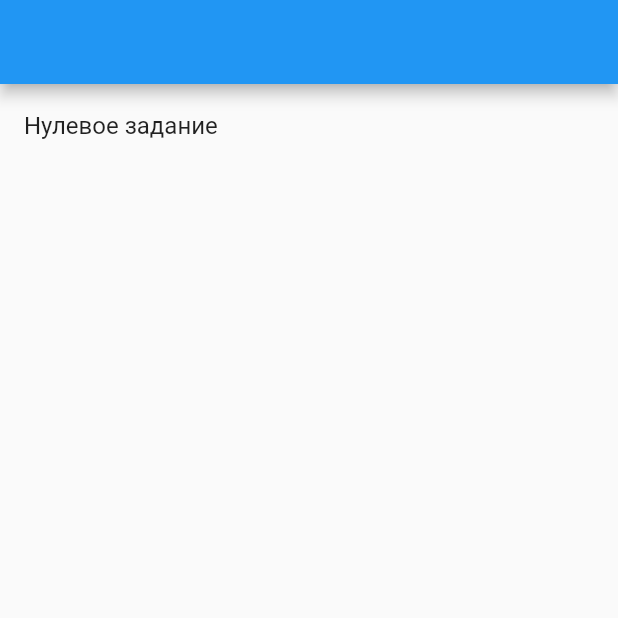
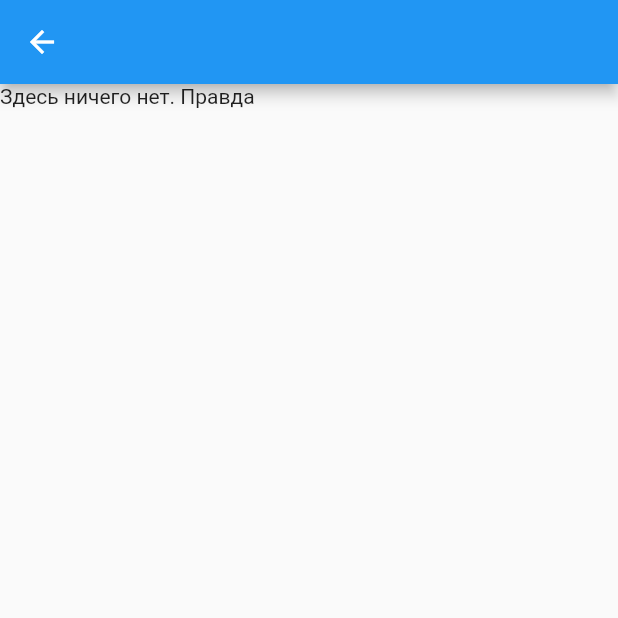
Before and after one commit to EML27/Flutter_ITIS, a Flutter app: the screen it shows after launch, after a tap on "Нулевое задание", on a phone screen of 412 x 824 dp, the top half of it. Run offline on Flutter 3.47's test engine with Material 2 defaults, Android fonts, the phone set to English and light mode, and no system bars.

```diff
--- a/lib/base/domain/entities.dart
+++ b/lib/base/domain/entities.dart
@@ -1,5 +1,6 @@
 class Task {
   final String name;
+  final int taskNumber;
 
-  Task(this.name);
+  Task(this.name, this.taskNumber);
 }
--- a/lib/base/main.dart
+++ b/lib/base/main.dart
@@ -1,6 +1,7 @@
+import 'package:first_flutter_project/base/navigation/AppRouteInformationParser.dart';
+import 'package:first_flutter_project/base/navigation/AppRouterDelegate.dart';
 import 'package:flutter/material.dart';
 import 'domain/entities.dart';
-import 'screens/home.dart';
 
 void main() {
   runApp(MyApp());
@@ -12,8 +13,9 @@ class MyApp extends StatefulWidget {
 }
 
 class _MyAppState extends State<MyApp> {
-  Task? _selectedTask;
-  List<Task> tasks = [Task("Нулевое задание")];
+  AppRouterDelegate _appRouterDelegate = AppRouterDelegate();
+  AppRouteInformationParser _appRouteInformationParser =
+      AppRouteInformationParser();
 
   void initState() {
     super.initState();
@@ -23,27 +25,9 @@ class _MyAppState extends State<MyApp> {
 
   @override
   Widget build(BuildContext context) {
-    return MaterialApp(
-        title: 'Flutter Demo',
-        theme: ThemeData(
-          // This is the theme of your application.
-          //
-          // Try running your application with "flutter run". You'll see the
-          // application has a blue toolbar. Then, without quitting the app, try
-          // changing the primarySwatch below to Colors.green and then invoke
-          // "hot reload" (press "r" in the console where you ran "flutter run",
-          // or simply save your changes to "hot reload" in a Flutter IDE).
-          // Notice that the counter didn't reset back to zero; the application
-          // is not restarted.
-          primarySwatch: Colors.blue,
-        ),
-        home: Navigator(
-          pages: [
-            MaterialPage(
-                key: ValueKey('Home'),
-                child: HomePage(tasks: tasks, onTaskSelected: handleTaskTap))
-          ],
-          onPopPage: (route, result) => route.didPop(result),
-        ));
+    return MaterialApp.router(
+        title: 'Le App',
+        routeInformationParser: _appRouteInformationParser,
+        routerDelegate: _appRouterDelegate);
   }
 }
--- /dev/null
+++ b/lib/base/navigation/AppRouteInformationParser.dart
@@ -0,0 +1,30 @@
+import 'package:first_flutter_project/base/navigation/routes.dart';
+import 'package:flutter/widgets.dart';
+
+class AppRouteInformationParser extends RouteInformationParser<AppRoutePath> {
+  @override
+  Future<AppRoutePath> parseRouteInformation(
+      RouteInformation routeInformation) async {
+    final uri = Uri.parse(routeInformation.location ?? "/");
+    if (uri.pathSegments.length == 2) {
+      switch (uri.pathSegments[1]) {
+        case "zero":
+          return AppRoutePath.zero();
+        case "chat":
+          return AppRoutePath.chat();
+      }
+    }
+    return AppRoutePath.home();
+  }
+
+  @override
+  RouteInformation restoreRouteInformation(AppRoutePath path) {
+    switch (path.id) {
+      case 0:
+        return RouteInformation(location: "/zero");
+      case 1:
+        return RouteInformation(location: "/chat");
+    }
+    return RouteInformation(location: "/");
+  }
+}
--- /dev/null
+++ b/lib/base/navigation/AppRouterDelegate.dart
@@ -0,0 +1,70 @@
+import 'package:first_flutter_project/base/domain/entities.dart';
+import 'package:first_flutter_project/base/navigation/routes.dart';
+import 'package:first_flutter_project/base/screens/home.dart';
+import 'package:first_flutter_project/base/screens/zero.dart';
+import 'package:flutter/material.dart';
+import 'package:flutter/widgets.dart';
+
+class AppRouterDelegate extends RouterDelegate<AppRoutePath>
+    with ChangeNotifier, PopNavigatorRouterDelegateMixin<AppRoutePath> {
+  final GlobalKey<NavigatorState> navigatorKey;
+
+  AppRouterDelegate() : navigatorKey = GlobalKey<NavigatorState>();
+
+  Task? _selectedTask;
+  List<Task> tasks = [
+    Task("Нулевое задание", 0),
+    Task("Первое задание. Чат", 1),
+  ];
+
+  @override
+  Future<void> setNewRoutePath(AppRoutePath appRoutePath) async {
+    int? id = appRoutePath.id;
+    _selectedTask = (id != null) ? tasks[id] : null;
+  }
+
+  @override
+  Widget build(BuildContext context) {
+    return Navigator(
+      key: navigatorKey,
+      pages: [
+        MaterialPage(
+            key: ValueKey('Home'),
+            child: HomePage(tasks: tasks, onTaskSelected: _handleTaskTapped)),
+        if (_selectedTask != null)
+          if (_selectedTask!.taskNumber == 0)
+            MaterialPage(key: ValueKey('Zero'), child: ZeroScreen())
+      ],
+      onPopPage: (route, result) {
+        if (!route.didPop(result)) {
+          return false;
+        }
+
+        // Update the list of pages by setting _selectedBook to null
+        _selectedTask = null;
+        notifyListeners();
+
+        return true;
+      },
+    );
+  }
+
+  void _handleTaskTapped(Task task) {
+    _selectedTask = task;
+    notifyListeners();
+  }
+
+  AppRoutePath get currentConfiguration {
+    int? num;
+    if (_selectedTask != null) {
+      num = _selectedTask!.taskNumber;
+    }
+    switch (num) {
+      case 0:
+        return AppRoutePath.zero();
+      case 1:
+        return AppRoutePath.chat();
+    }
+    return AppRoutePath.home();
+  }
+}
--- /dev/null
+++ b/lib/base/navigation/routes.dart
@@ -0,0 +1,8 @@
+class AppRoutePath {
+  final int? id;
+
+  AppRoutePath.home(): id = null;
+
+  AppRoutePath.zero(): id = 0;
+  AppRoutePath.chat(): id = 1;
+}
--- /dev/null
+++ b/lib/base/screens/zero.dart
@@ -0,0 +1,13 @@
+import 'package:flutter/material.dart';
+import 'package:flutter/widgets.dart';
+
+class ZeroScreen extends StatelessWidget{
+
+  @override
+  Widget build(BuildContext context) {
+    return Scaffold(
+      appBar: AppBar(),
+      body: Text("Здесь ничего нет. Правда")
+    );
+  }
+}
```
